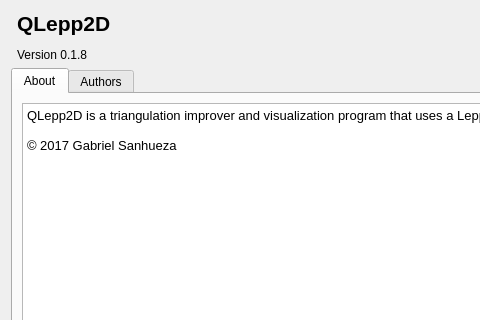
Before: the Qt Designer form QLepp2DGui/about.ui in gsanhueza/QLepp2D, drawn with Qt 5; both pictures show x 0 to 480 and y 0 to 320 of the 800 by 450 pixel window.
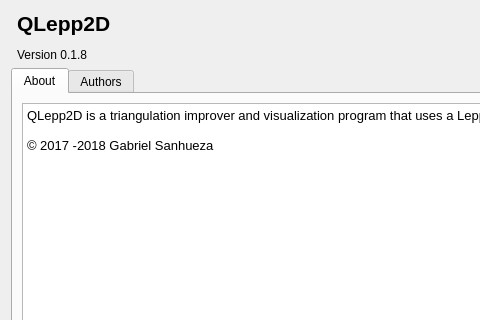
After: the same form once the commit is applied. Icons and pictures are not drawn.

Diff of the .ui file:
```diff
--- a/QLepp2DGui/about.ui
+++ b/QLepp2DGui/about.ui
@@ -62,7 +62,7 @@
 &lt;/style&gt;&lt;/head&gt;&lt;body style=&quot; font-family:'Noto Sans'; font-size:10pt; font-weight:400; font-style:normal;&quot;&gt;
 &lt;p style=&quot; margin-top:0px; margin-bottom:0px; margin-left:0px; margin-right:0px; -qt-block-indent:0; text-indent:0px;&quot;&gt;&lt;span style=&quot; font-family:'Cantarell';&quot;&gt;QLepp2D is a triangulation improver and visualization program that uses a Lepp-Delaunay algorithm.&lt;/span&gt;&lt;/p&gt;
 &lt;p style=&quot;-qt-paragraph-type:empty; margin-top:0px; margin-bottom:0px; margin-left:0px; margin-right:0px; -qt-block-indent:0; text-indent:0px; font-family:'Cantarell';&quot;&gt;&lt;br /&gt;&lt;/p&gt;
-&lt;p style=&quot; margin-top:0px; margin-bottom:0px; margin-left:0px; margin-right:0px; -qt-block-indent:0; text-indent:0px;&quot;&gt;&lt;span style=&quot; font-family:'Cantarell';&quot;&gt;© 2017 Gabriel Sanhueza&lt;/span&gt;&lt;/p&gt;&lt;/body&gt;&lt;/html&gt;</string>
+&lt;p style=&quot; margin-top:0px; margin-bottom:0px; margin-left:0px; margin-right:0px; -qt-block-indent:0; text-indent:0px;&quot;&gt;&lt;span style=&quot; font-family:'Cantarell';&quot;&gt;© 2017 -2018 Gabriel Sanhueza&lt;/span&gt;&lt;/p&gt;&lt;/body&gt;&lt;/html&gt;</string>
          </property>
         </widget>
        </item>
```
